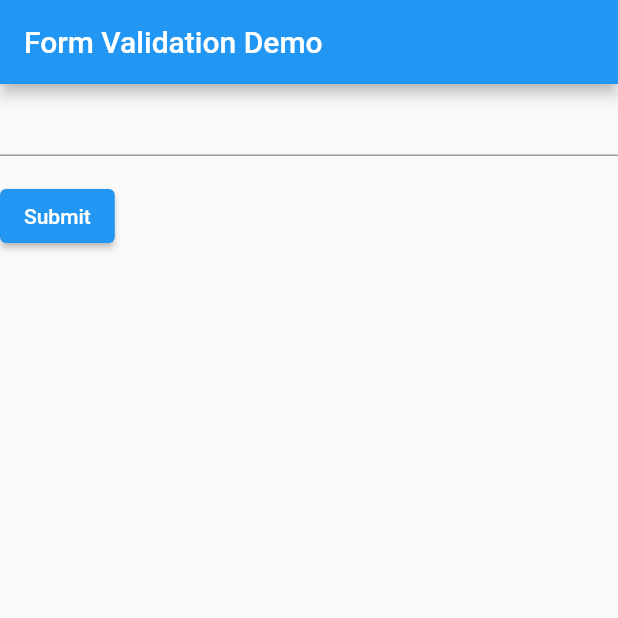
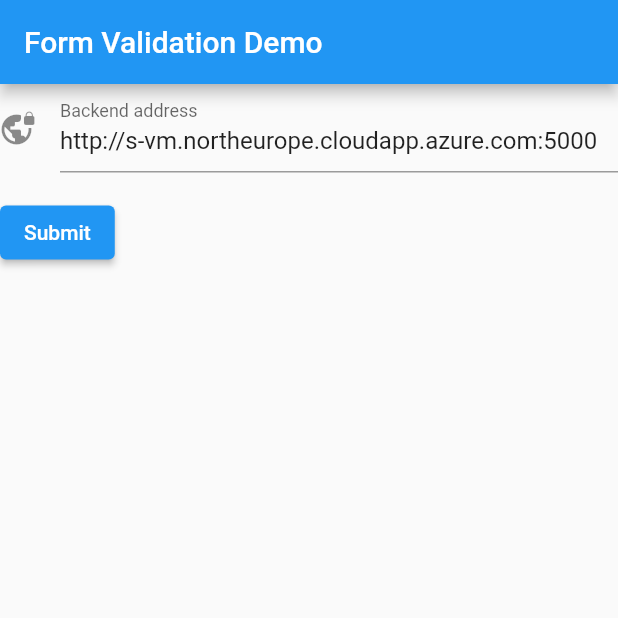
Before and after one commit to sosnus/iap-client, a Flutter app: the screen it shows after launch, on a phone screen of 412 x 824 dp, the top half of it. Run offline on Flutter 3.47's test engine with Material 2 defaults, Android fonts, the phone set to English and light mode, and no system bars.

Commit message:
add decoration for field

```diff
--- a/iap/lib/main.dart
+++ b/iap/lib/main.dart
@@ -46,7 +46,13 @@ class MyCustomFormState extends State<MyCustomForm> {
         crossAxisAlignment: CrossAxisAlignment.start,
         children: <Widget>[
           TextFormField(
+            decoration: const InputDecoration(
+              icon: Icon(Icons.vpn_lock),
+              hintText: 'Enter backend address here',
+              labelText: 'Backend address',
+            ),
             // The validator receives the text that the user has entered.
+            initialValue: "http://s-vm.northeurope.cloudapp.azure.com:5000",
             validator: (value) {
               if (value == null || value.isEmpty) {
                 return 'Please enter some text';
```
